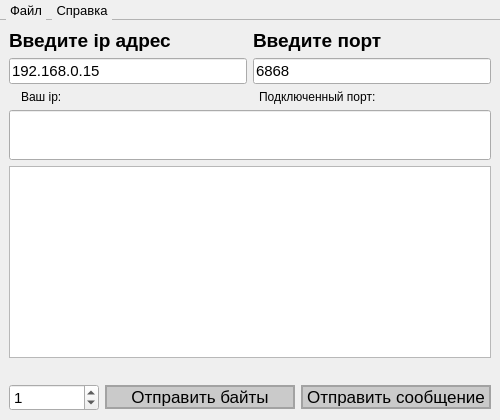
This is QTmain.ui in Batonreal/UDPconnect as Qt 5 draws it before an edit. The edited form follows.
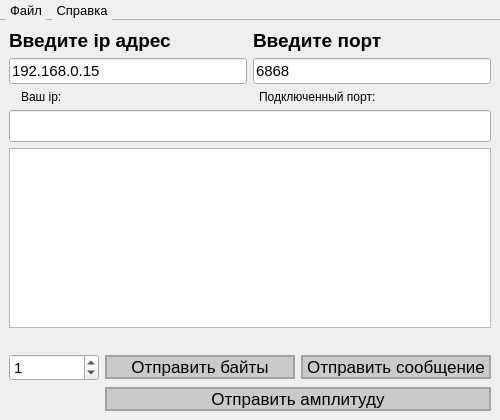
This is the edited form.

Diff of the .ui file:
```diff
--- a/QTmain.ui
+++ b/QTmain.ui
@@ -258,6 +258,52 @@
         </item>
        </layout>
       </item>
+      <item>
+       <layout class="QHBoxLayout" name="horizontalLayout_6">
+        <item>
+         <spacer name="horizontalSpacer">
+          <property name="orientation">
+           <enum>Qt::Orientation::Horizontal</enum>
+          </property>
+          <property name="sizeType">
+           <enum>QSizePolicy::Policy::Fixed</enum>
+          </property>
+          <property name="sizeHint" stdset="0">
+           <size>
+            <width>96</width>
+            <height>20</height>
+           </size>
+          </property>
+         </spacer>
+        </item>
+        <item>
+         <widget class="QPushButton" name="pushAmplitude">
+          <property name="font">
+           <font>
+            <pointsize>13</pointsize>
+           </font>
+          </property>
+          <property name="styleSheet">
+           <string notr="true">QPushButton {
+color: black;
+background-color: rgba(0, 0, 0, 40);
+border: 2px solid rgba(0, 0, 0, 50);
+}
+QPushButton:hover {
+background-color: rgba(0, 0, 0, 50);
+}
+
+QPushButton:pressed {
+background-color: rgba(0, 0, 0, 80);
+}</string>
+          </property>
+          <property name="text">
+           <string>Отправить амплитуду</string>
+          </property>
+         </widget>
+        </item>
+       </layout>
+      </item>
      </layout>
     </item>
    </layout>
```
Left out of the diff: 2 changed lines with no effect on the pictures.
